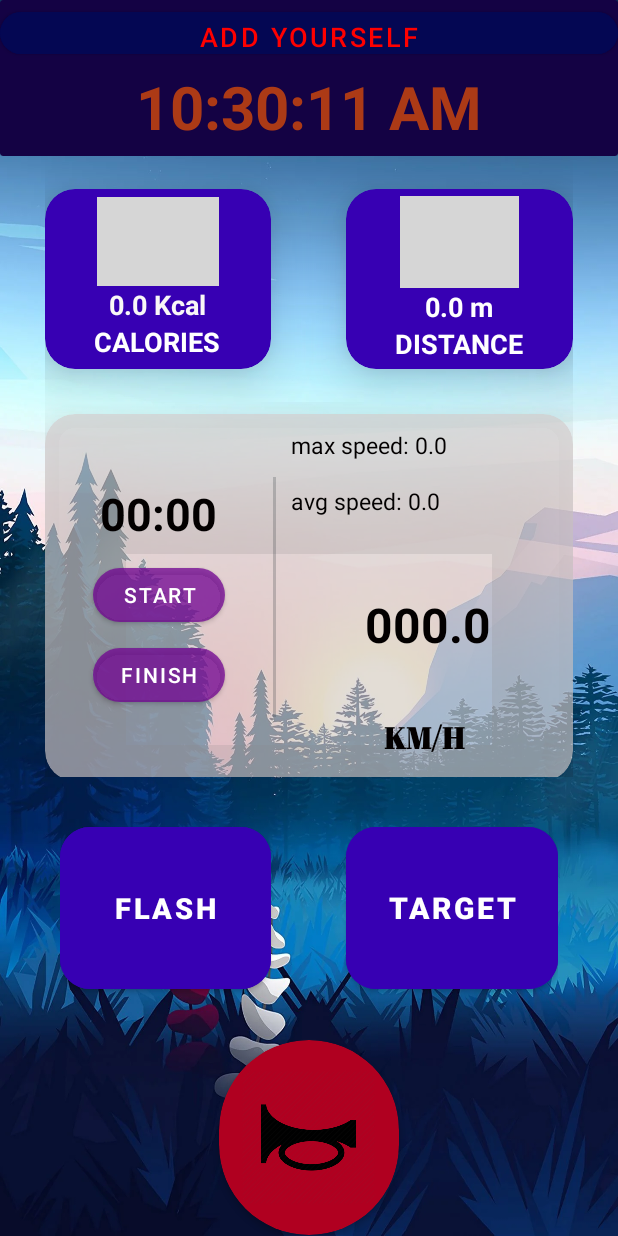
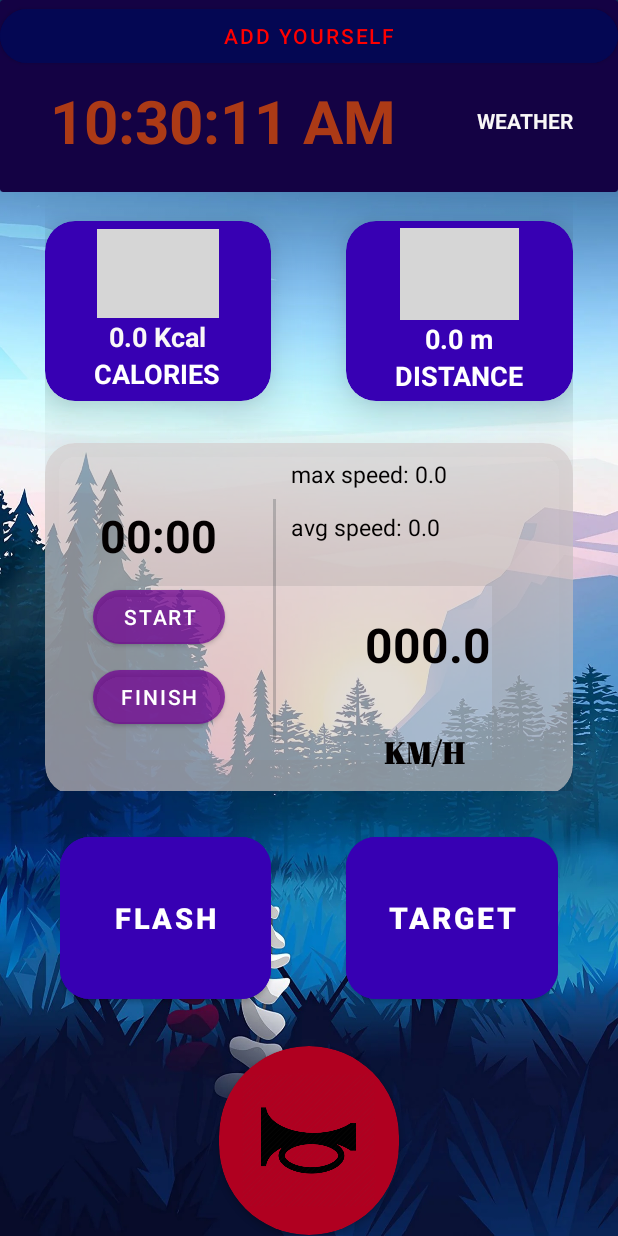
Before and after one commit to jyoti-krishna/MnmyCycleApp, an Android app: the MainActivity2 screen opened directly, with no data from a screen before it, on a phone screen of 412 x 824 dp. Run offline under Robolectric (Android 15) with nearby library versions, the light colour scheme and no system bars; libraries missing offline, so code that uses them is left out: com.getkeepsafe.taptargetview, com.karumi.dexter, io.alterac.blurkit; plain views replace BlurLayout; Roboto replaces fonts that are not available here; 4 statements that could not run were skipped; grey boxes are pictures that could not be loaded.

Commit message:
finished project

```diff
--- a/app/build.gradle
+++ b/app/build.gradle
@@ -40,6 +40,10 @@ dependencies {
     implementation 'io.alterac.blurkit:blurkit:1.1.0'
     implementation 'com.github.PhilJay:MPAndroidChart:v3.1.0'
     implementation 'com.getkeepsafe.taptargetview:taptargetview:1.13.0'
+    implementation 'com.android.volley:volley:1.2.1'
+    implementation 'com.github.bumptech.glide:glide:4.13.2'
+    implementation("com.squareup.okhttp3:okhttp:4.10.0")
+    annotationProcessor 'com.github.bumptech.glide:compiler:4.13.2'
     implementation 'androidx.navigation:navigation-fragment:2.3.5'
     implementation 'androidx.navigation:navigation-ui:2.3.5'
     implementation 'com.google.android.gms:play-services-maps:18.1.0'
--- a/app/src/main/AndroidManifest.xml
+++ b/app/src/main/AndroidManifest.xml
@@ -6,6 +6,7 @@
     <uses-permission android:name="android.permission.ACCESS_FINE_LOCATION" />
     <uses-permission android:name="android.permission.ACCESS_COARSE_LOCATION" /> <!-- <uses-permission android:name="android.permission.FOREGROUND_SERVICE"/> -->
     <uses-feature android:name="android.hardware.location.gps" />
+    <uses-permission android:name="android.permission.INTERNET"/>
 
     <uses-permission android:name="android.permission.VIBRATE" />
     <application
--- a/app/src/main/res/layout/activity_main2.xml
+++ b/app/src/main/res/layout/activity_main2.xml
@@ -16,43 +16,62 @@
         <TableRow
             android:layout_width="match_parent"
             android:layout_height="0dp"
-            android:layout_weight="1">
+            android:layout_weight="0.4">
 
             <androidx.cardview.widget.CardView
                 android:id="@+id/cardView"
-                android:layout_width="match_parent"
+                android:layout_width="0dp"
                 android:layout_height="match_parent"
                 android:layout_weight="1"
                 android:backgroundTint="@color/deep_purple"
                 app:cardBackgroundColor="@color/purple_700">
 
+                <LinearLayout
+                    android:layout_width="match_parent"
+                    android:layout_height="wrap_content"
+                    android:orientation="vertical">
+
+                    <Button
+                        android:id="@+id/addinfo"
+                        android:layout_width="match_parent"
+                        android:layout_height="0dp"
+                        android:layout_weight="0.8"
+                        android:backgroundTint="@color/deep_blue"
+                        android:text="Add yourself"
+                        android:textColor="#FF0000"
+                        android:textColorHighlight="#B51616"
+                        app:cornerRadius="20dp" />
+                    <LinearLayout
+                        android:padding="5dp"
+                        android:layout_width="match_parent"
+                        android:layout_height="0dp"
+                        android:layout_weight="1"
+                        android:orientation="horizontal">
+
                         <TextClock
                             android:id="@+id/textClock"
-                    android:layout_marginBottom="10dp"
-                    android:layout_width="match_parent"
-                    android:layout_height="50dp"
-                    android:layout_gravity="bottom"
-                    android:gravity="center"
+                            android:layout_width="0dp"
+                            android:layout_weight="1"
+                            android:layout_height="wrap_content"
                             android:fontFamily="@font/monoton"
                             android:format12Hour="hh:mm:ss a"
+                            android:gravity="center"
                             android:text="00:00:00"
                             android:textColor="@color/orange"
                             android:textSize="40sp"
                             android:textStyle="bold" />
 
-                <Button
-                    android:id="@+id/addinfo"
-                    android:layout_width="match_parent"
-                    android:layout_height="40dp"
-                    android:layout_gravity="top"
-                    android:layout_marginTop="2dp"
-                    android:backgroundTint="@color/deep_blue"
-                    android:text="Add yourself"
-                    android:textColor="#FF0000"
-                    android:textColorHighlight="#B51616"
-                    android:textSize="18sp"
-                    app:cornerRadius="20dp"
-                    />
+                        <TextView
+                            android:id="@+id/ans"
+                            android:layout_width="0dp"
+                            android:layout_height="match_parent"
+                            android:layout_weight="0.4"
+                            android:text="WEATHER"
+                            android:gravity="center"
+                            android:textColor="#F9F7F7"
+                            android:textStyle="bold" />
+                    </LinearLayout>
+                </LinearLayout>
 
 
             </androidx.cardview.widget.CardView>
```
Also changed, not shown: app/src/main/java/com/example/mnmycycle/MainActivity2.java (+58 -1 lines). Lines whose indentation alone changed are shown as unchanged.
